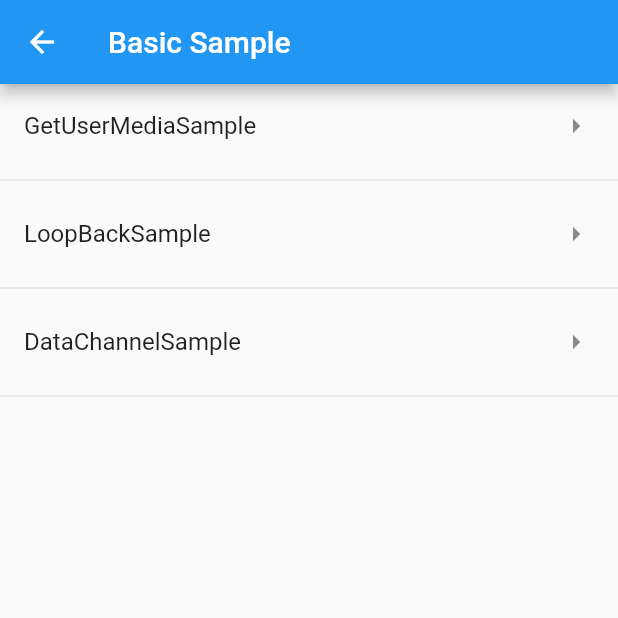
After one commit to flutter-webrtc/flutter-webrtc, a Flutter app: the screen it shows after launch, after a tap on "Basic Sample", on a phone screen of 412 x 824 dp, the top half of it. The commit adds this screen. Run offline on Flutter 3.47's test engine with Material 2 defaults, Android fonts, the phone set to English and light mode, and no system bars.

Commit message:
Update samples UI.

```diff
--- a/example/lib/main.dart
+++ b/example/lib/main.dart
@@ -1,8 +1,8 @@
 import 'package:flutter/material.dart';
 import 'dart:core';
-import 'loopback_sample.dart';
-import 'get_user_media_sample.dart';
-import 'data_channel_sample.dart';
+import 'src/basic_sample/basic_sample.dart';
+import 'src/call_sample/call_sample.dart';
+import 'src/route_item.dart';
 
 void main() => runApp(new MyApp());
 
@@ -11,68 +11,58 @@ class MyApp extends StatefulWidget {
   _MyAppState createState() => new _MyAppState();
 }
 
-class Item {
-  Item({
-    @required this.title,
-    @required this.subtitle,
-    @required this.route,
-  });
-
-  final String title;
-  final String subtitle;
-  final String route;
-}
-
-final List<Item> items = <Item>[
-  Item(
-    title: 'getUserMedia',
-    subtitle: 'GetUserMedia.',
-    route: GetUserMediaSample.tag,
-  ),
-  Item(
-    title: 'Loopback Sample',
-    subtitle: 'Loopback Sample.',
-    route: LoopBackSample.tag,
-  ),
-  Item(
-    title: 'Data Channel Sample',
-    subtitle: 'Data Channel Sample.',
-    route: DataChannelSample.tag,
-  ),
+final List<RouteItem> items = <RouteItem>[
+  RouteItem(
+      title: 'Basic Sample',
+      subtitle: 'Basic Sample.',
+      push: (BuildContext context) {
+        Navigator.push(
+            context,
+            new MaterialPageRoute(
+                builder: (BuildContext context) => new BasicSample()));
+      }),
+  RouteItem(
+      title: 'P2P Call Sample',
+      subtitle: 'P2P Call Sample.',
+      push: (BuildContext context) {
+        Navigator.push(
+            context,
+            new MaterialPageRoute(
+                builder: (BuildContext context) => new CallSample()));
+      }),
 ];
 
 class _MyAppState extends State<MyApp> {
-  final routes = <String, WidgetBuilder>{
-    LoopBackSample.tag: (context) => new LoopBackSample(),
-    GetUserMediaSample.tag: (context) => new GetUserMediaSample(),
-    DataChannelSample.tag: (context) => new DataChannelSample(),
-  };
-
   @override
   initState() {
     super.initState();
+  }
+
+  _buildRow(context, item) {
+    return ListBody(children: <Widget>[
+      ListTile(
+        title: Text(item.title),
+        onTap: () => item.push(context),
+        trailing: Icon(Icons.arrow_right),
+      ),
+      Divider()
+    ]);
   }
 
   @override
   Widget build(BuildContext context) {
     return new MaterialApp(
       home: new Scaffold(
-        appBar: new AppBar(
-          title: new Text('Flutter-WebRTC example'),
-        ),
-        body: new OrientationBuilder(builder: (context, orientation) {
-          return ListView(
-              children: items.map((item) {
-            return ListTile(
-              title: Text(item.title),
-              onTap: () {
-                Navigator.of(context).pushNamed(item.route);
-              },
-            );
-          }).toList());
-        }),
-      ),
-      routes: routes,
+          appBar: new AppBar(
+            title: new Text('Flutter-WebRTC example'),
+          ),
+          body: new ListView.builder(
+              shrinkWrap: true,
+              padding: const EdgeInsets.all(0.0),
+              itemCount: items.length,
+              itemBuilder: (context, i) {
+                return _buildRow(context, items[i]);
+              })),
     );
   }
 }
--- /dev/null
+++ b/example/lib/src/basic_sample/basic_sample.dart
@@ -0,0 +1,80 @@
+import 'package:flutter/material.dart';
+import 'dart:core';
+import 'loopback_sample.dart';
+import 'get_user_media_sample.dart';
+import 'data_channel_sample.dart';
+import '../route_item.dart';
+
+typedef void RouteCallback(BuildContext context);
+
+final List<RouteItem> items = <RouteItem>[
+  RouteItem(
+      title: 'GetUserMediaSample',
+      push: (BuildContext context) {
+        Navigator.push(
+            context,
+            new MaterialPageRoute(
+                builder: (BuildContext context) => new GetUserMediaSample()));
+      }),
+  RouteItem(
+      title: 'LoopBackSample',
+      push: (BuildContext context) {
+        Navigator.push(
+            context,
+            new MaterialPageRoute(
+                builder: (BuildContext context) => new LoopBackSample()));
+      }),
+  RouteItem(
+      title: 'DataChannelSample',
+      push: (BuildContext context) {
+        Navigator.push(
+            context,
+            new MaterialPageRoute(
+                builder: (BuildContext context) => new DataChannelSample()));
+      }),
+];
+
+class BasicSample extends StatefulWidget {
+  static String tag = 'basic_sample';
+  @override
+  _BasicSampleState createState() => new _BasicSampleState();
+}
+
+class _BasicSampleState extends State<BasicSample> {
+  GlobalKey<FormState> _formKey = new GlobalKey<FormState>();
+  @override
+  initState() {
+    super.initState();
+  }
+
+  @override
+  deactivate() {
+    super.deactivate();
+  }
+
+  _buildRow(context, item) {
+    return ListBody(children: <Widget>[
+      ListTile(
+        title: Text(item.title),
+        onTap: () => item.push(context),
+        trailing: Icon(Icons.arrow_right),
+      ),
+      Divider()
+    ]);
+  }
+
+  @override
+  Widget build(BuildContext context) {
+    return new Scaffold(
+        appBar: new AppBar(
+          title: new Text('Basic Sample'),
+        ),
+        body: new ListView.builder(
+            shrinkWrap: true,
+            padding: const EdgeInsets.all(0.0),
+            itemCount: items.length,
+            itemBuilder: (context, i) {
+              return _buildRow(context, items[i]);
+            }));
+  }
+}
```
Also changed, not shown: example/lib/src/call_sample/call_sample.dart (added, +77 -0 lines), example/lib/src/call_sample/calling_screen.dart (added, +227 -0 lines), example/lib/src/call_sample/settings.dart (added, +38 -0 lines), example/lib/src/call_sample/signaling.dart (added, +201 -0 lines), example/lib/src/route_item.dart (added, +16 -0 lines), example/lib/src/basic_sample/data_channel_sample.dart (renamed from example/lib/data_channel_sample.dart), example/lib/src/basic_sample/get_user_media_sample.dart (renamed from example/lib/get_user_media_sample.dart), example/lib/src/basic_sample/loopback_sample.dart (renamed from example/lib/loopback_sample.dart), 1 other file.
